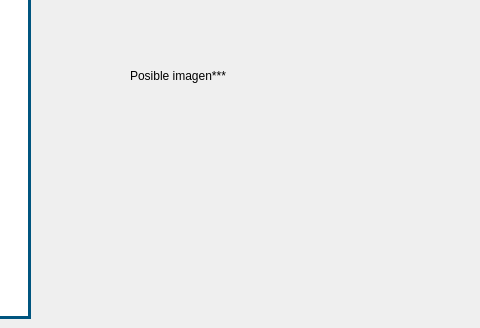
Old version of the form untitled/vcolapedidos.ui in the repository javialroro/Proyecto1_ED; both pictures show x 320 to 800 and y 272 to 600 of the 800 by 600 pixel window.
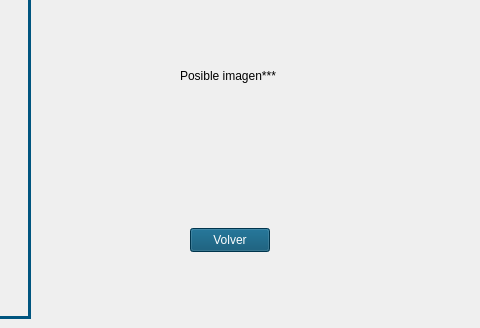
New version of the form.

What changed in the file:
```diff
--- a/untitled/vcolapedidos.ui
+++ b/untitled/vcolapedidos.ui
@@ -15,6 +15,9 @@
   </property>
   <widget class="QWidget" name="centralwidget">
    <widget class="QTextEdit" name="txEditMostrarCola">
+    <property name="enabled">
+     <bool>false</bool>
+    </property>
     <property name="geometry">
      <rect>
       <x>10</x>
@@ -117,9 +120,9 @@
    <widget class="QLabel" name="label_5">
     <property name="geometry">
      <rect>
-      <x>450</x>
+      <x>500</x>
       <y>340</y>
-      <width>231</width>
+      <width>111</width>
       <height>16</height>
      </rect>
     </property>
@@ -131,6 +134,27 @@
      <string>Posible imagen***</string>
     </property>
    </widget>
+   <widget class="QPushButton" name="btnVolverAMenu">
+    <property name="enabled">
+     <bool>true</bool>
+    </property>
+    <property name="geometry">
+     <rect>
+      <x>510</x>
+      <y>500</y>
+      <width>80</width>
+      <height>24</height>
+     </rect>
+    </property>
+    <property name="styleSheet">
+     <string notr="true">background-color: rgb(0, 74, 108);
+font: 700 9pt &quot;Arial&quot;;
+color: White;</string>
+    </property>
+    <property name="text">
+     <string>Volver</string>
+    </property>
+   </widget>
   </widget>
  </widget>
  <resources/>
```
